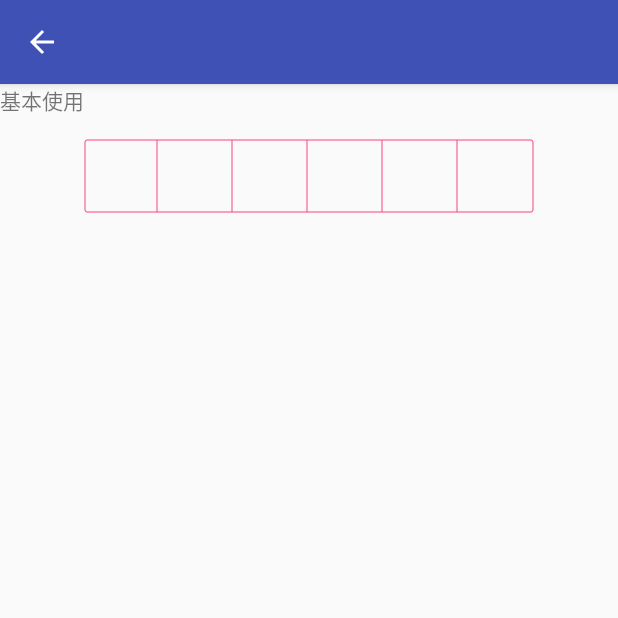
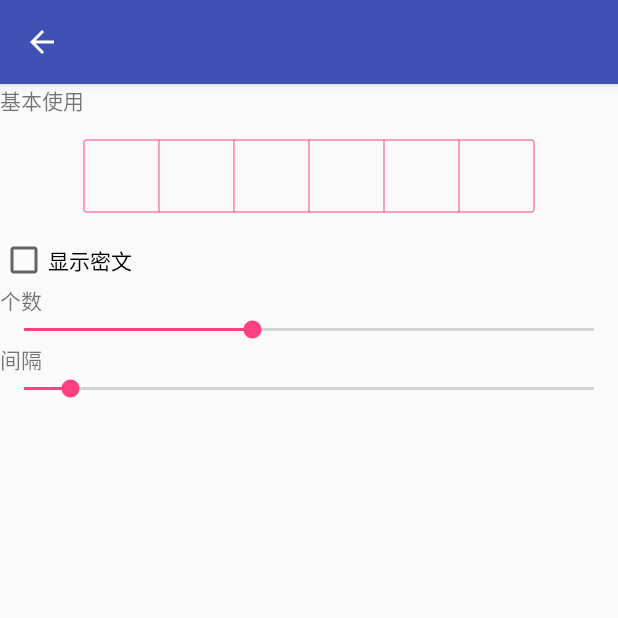
Before and after one commit to zhaoyubetter/KotlinAndroidDemo, an Android app: the PrivacyLockViewUse1Activity screen opened directly, with no data from a screen before it, on a phone screen of 412 x 824 dp, the top half of it. Run offline under Robolectric (Android 15) with nearby library versions, the phone set to English and light mode, and no system bars.

Commit message:
基本使用 例子

```diff
--- a/app/src/main/java/test/com/kotlinandroiddemo/PrivacyLockView.kt
+++ b/app/src/main/java/test/com/kotlinandroiddemo/PrivacyLockView.kt
@@ -6,7 +6,6 @@ import android.graphics.drawable.Drawable
 import android.util.AttributeSet
 import android.view.View
 import android.widget.EditText
-import org.jetbrains.anko.dip
 import android.text.InputFilter
 import android.view.inputmethod.InputMethodManager
 import android.text.TextUtils
@@ -19,15 +18,18 @@ import android.text.TextUtils
  */
 class PrivacyLockView(context: Context, attrs: AttributeSet?, defAttrStyle: Int) : EditText(context, attrs, defAttrStyle) {
 
+    private val DEBUG: Boolean = false
+
     // 次要构造函数
     constructor(context: Context) : this(context, null)
 
-    constructor(context: Context, attrs: AttributeSet?) : this(context, attrs, 0)
+    // 使用系统样式
+    constructor(context: Context, attrs: AttributeSet?) : this(context, attrs, android.R.attr.editTextStyle)
 
-    var submitListener: OnTextSubmitListener? = null
-        set(value) {
-            field = value
-        }
+    /**
+     * 监听
+     */
+    var listener: OnTextSubmitListener? = null
 
     /**
      * 个数
@@ -42,11 +44,19 @@ class PrivacyLockView(context: Context, attrs: AttributeSet?, defAttrStyle: Int)
                 this.filters = FilterArray
             }
         }
+
+    /**
+     * 加密时，绘制的Drawable
+     */
     var mPrivacyDrawable: Drawable? = null
         set(value) {
             field = value
             invalidate()
         }
+
+    /**
+     * 加密时，drawable's size
+     */
     var mPrivacyDrawableSize: Int = 0
         set(value) {
             field = value
@@ -69,6 +79,10 @@ class PrivacyLockView(context: Context, attrs: AttributeSet?, defAttrStyle: Int)
                 invalidate()
             }
         }
+
+    /**
+     * 条目间 间隙
+     */
     var mItemPadding: Int = 0
         set(value) {
             field = value
@@ -78,13 +92,15 @@ class PrivacyLockView(context: Context, attrs: AttributeSet?, defAttrStyle: Int)
     /**
      * 是否加密
      */
-    private var mEncrypt: Boolean = false
+    var mEncrypt: Boolean = false
         set(value) {
             field = value
             invalidate()
         }
 
     private var mPaint: Paint
+
+    private var mRect: Rect? = null
 
     init {
         // 加载样式
@@ -117,6 +133,9 @@ class PrivacyLockView(context: Context, attrs: AttributeSet?, defAttrStyle: Int)
         mPaint = Paint(Paint.ANTI_ALIAS_FLAG)
     }
 
+    /**
+     * 清空方法
+     */
     fun clearText() {
         setText("")
         invalidate()
@@ -143,47 +162,42 @@ class PrivacyLockView(context: Context, attrs: AttributeSet?, defAttrStyle: Int)
         }
         if (text?.length == mItemCount) {
             hideSortInput()
-            submitListener?.onSubmit(text)
+            listener?.onSubmit(text)
         }
     }
 
     override fun onDraw(canvas: Canvas?) {
-        super.onDraw(canvas)
         drawRectItem(canvas)
         drawUserInput(canvas)
     }
 
     /**
-     * 方形item
+     * 画方形格子 item
      */
     private fun drawRectItem(canvas: Canvas?) {
         val width = width
         val height = height
-        val offsetLeft = (width - mItemPadding * (mItemCount - 1) - mItemSize * mItemCount) / 2
 
+        // 默认居中
+        val offsetLeft = (width - mItemPadding * (mItemCount) - mItemSize * mItemCount) / 2
 
-        // 外边框
-        mPaint?.color = mBorderColor
-        mPaint?.style = Paint.Style.STROKE
-        mPaint?.strokeWidth = 0f
+        // 外边框圆角矩形
+        mPaint.color = mBorderColor
+        mPaint.style = Paint.Style.STROKE
+        mPaint.strokeWidth = 0f
         val rect = RectF(offsetLeft.toFloat(), paddingTop.toFloat(), (getWidth() - offsetLeft).toFloat(), (height - paddingBottom).toFloat())
         canvas?.drawRoundRect(rect, 2f, 2f, mPaint)
 
-        (0..mItemCount - 1 - 1)
-                .map { offsetLeft + (it + 1) * mItemSize + it * mItemPadding.toFloat() }
+        // 画竖线分隔
+        if (DEBUG) {
+            mPaint.color = Color.BLUE
+        }
+
+        (1..mItemCount - 1).map { offsetLeft + it * mItemSize + it * mItemPadding.toFloat() }
                 .forEach { canvas?.drawLine(it, rect.top, it, rect.bottom, mPaint) }
-
-        /*
-        for (i in 0..mItemCount - 1 - 1) {
-            val startX = offsetLeft + (i + 1) * mItemSize + i * mItemPadding as Float
-            canvas?.drawLine(startX, rect.top, startX, rect.bottom, mPaint)
-        }*/
     }
 
-    var mRect: Rect? = null
-
     private fun drawUserInput(canvas: Canvas?) {
-
         val text = text.toString()
         if (TextUtils.isEmpty(text)) {
             return
@@ -194,7 +208,6 @@ class PrivacyLockView(context: Context, attrs: AttributeSet?, defAttrStyle: Int)
         mPaint.style = Paint.Style.FILL
         mPaint.textAlign = Paint.Align.CENTER        // 加入居中处理，指定位置居中处理
         var offsetLeft: Int = (width - mItemPadding * (mItemCount - 1) - mItemSize * mItemCount) / 2 + mItemSize / 2
-
 
         if (mRect == null) {
             mRect = Rect()
@@ -289,4 +302,8 @@ class PrivacyLockView(context: Context, attrs: AttributeSet?, defAttrStyle: Int)
         this.mItemCount = count
         invalidate()
     }*/
+
+    fun setOnTextSubmitListener(listener: OnTextSubmitListener?) {
+        this.listener = listener
+    }
 }
--- a/app/src/main/java/test/com/kotlinandroiddemo/ui/PrivacyLockViewUse1Activity.kt
+++ b/app/src/main/java/test/com/kotlinandroiddemo/ui/PrivacyLockViewUse1Activity.kt
@@ -2,7 +2,14 @@ package test.com.kotlinandroiddemo.ui
 
 import android.support.v7.app.AppCompatActivity
 import android.os.Bundle
-import kotlinx.android.synthetic.main.activity_main.*
+import android.widget.SeekBar
+import android.widget.Toast
+import kotlinx.android.synthetic.main.activity_privacy_lock_view_use1.*
+import org.jetbrains.anko.sdk25.coroutines.onClick
+import org.jetbrains.anko.sdk25.coroutines.onSeekBarChangeListener
+import test.com.kotlinandroiddemo.PrivacyLockView
+import test.com.kotlinandroiddemo.PrivacyLockView.OnTextSubmitListener
+//import org.jetbrains.anko.*
 
 import test.com.kotlinandroiddemo.R
 
@@ -19,5 +26,31 @@ class PrivacyLockViewUse1Activity : AppCompatActivity() {
         supportActionBar?.setDisplayHomeAsUpEnabled(true)
         toolbar.setNavigationOnClickListener { finish() }
 
+        // 事件监听
+        privacyView.setOnTextSubmitListener(object : OnTextSubmitListener {
+            override fun onSubmit(editable: CharSequence) {
+                Toast.makeText(applicationContext, "输入完毕：" + editable.toString(), Toast.LENGTH_SHORT).show()
+            }
+        })
+
+        chk.setOnCheckedChangeListener { _, isChecked ->
+            privacyView.mEncrypt = isChecked
+        }
+
+        seekbar.setOnSeekBarChangeListener(object : SeekBar.OnSeekBarChangeListener {
+            override fun onStartTrackingTouch(seekBar: SeekBar?) = Unit
+            override fun onStopTrackingTouch(seekBar: SeekBar?) = Unit
+            override fun onProgressChanged(seekBar: SeekBar?, progress: Int, fromUser: Boolean) {
+                privacyView.mItemCount = progress
+            }
+        })
+
+        seekbar2.setOnSeekBarChangeListener(object : SeekBar.OnSeekBarChangeListener {
+            override fun onStartTrackingTouch(seekBar: SeekBar?) = Unit
+            override fun onStopTrackingTouch(seekBar: SeekBar?) = Unit
+            override fun onProgressChanged(seekBar: SeekBar?, progress: Int, fromUser: Boolean) {
+                privacyView.mItemPadding = progress
+            }
+        })
     }
 }
--- a/app/src/main/res/layout/activity_privacy_lock_view_use1.xml
+++ b/app/src/main/res/layout/activity_privacy_lock_view_use1.xml
@@ -22,19 +22,49 @@
 
     <test.com.kotlinandroiddemo.PrivacyLockView
         android:id="@+id/privacyView"
-        android:textColor="#000000"
+        android:layout_width="match_parent"
+        android:layout_height="wrap_content"
         android:layout_margin="4dp"
-        android:background="#cccccc"
         android:inputType="number"
         android:paddingBottom="12dp"
         android:paddingTop="12dp"
+        android:textColor="#000000"
         android:textSize="18sp"
         auto:pv_border_color="@color/colorAccent"
         auto:pv_is_privacy="false"
         auto:pv_itemPadding="2dp"
         auto:pv_item_size="48dp"
-        auto:pv_privacyDrawableSize="20dp"
+        auto:pv_privacyDrawable="@android:drawable/ic_menu_add"
+        auto:pv_privacyDrawableSize="20dp" />
+
+    <android.support.v7.widget.AppCompatCheckBox
+        android:id="@+id/chk"
+        android:layout_width="wrap_content"
+        android:layout_height="wrap_content"
+        android:text="显示密文" />
+
+    <TextView
+        android:layout_width="wrap_content"
+        android:layout_height="wrap_content"
+        android:text="个数" />
+
+    <SeekBar
+        android:id="@+id/seekbar"
         android:layout_width="match_parent"
-        android:layout_height="wrap_content" />
+        android:layout_height="wrap_content"
+        android:max="10"
+        android:progress="4" />
+
+    <TextView
+        android:layout_width="wrap_content"
+        android:layout_height="wrap_content"
+        android:text="间隔" />
+
+    <SeekBar
+        android:id="@+id/seekbar2"
+        android:layout_width="match_parent"
+        android:layout_height="wrap_content"
+        android:max="50"
+        android:progress="4" />
 
 </LinearLayout>
```
